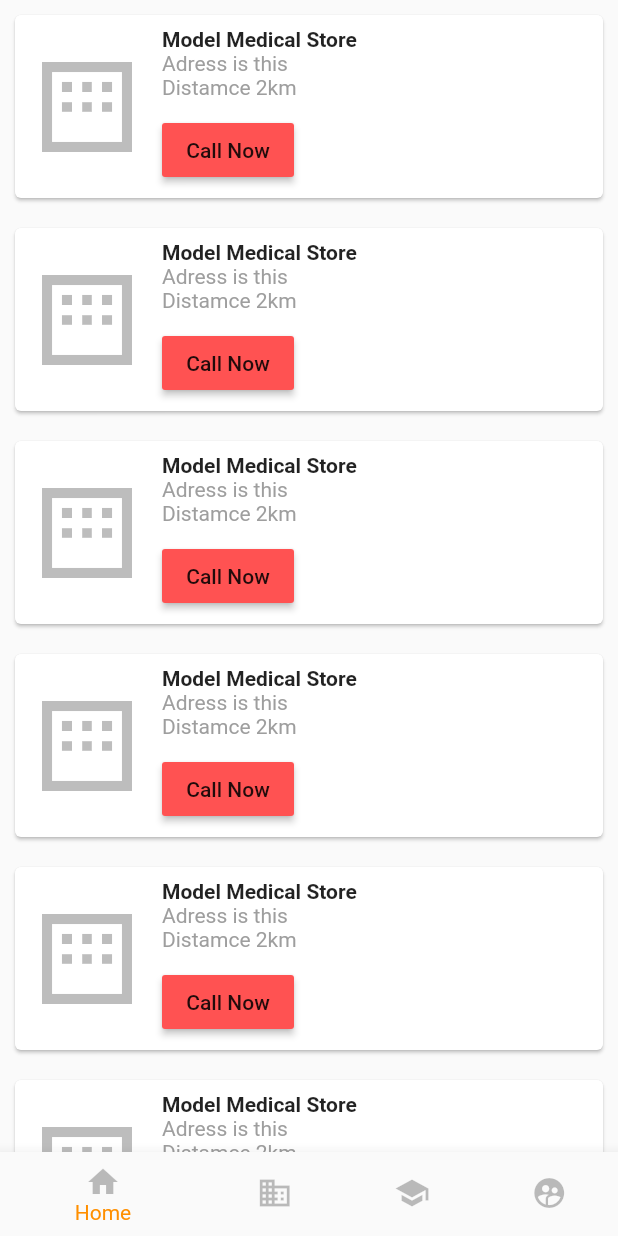
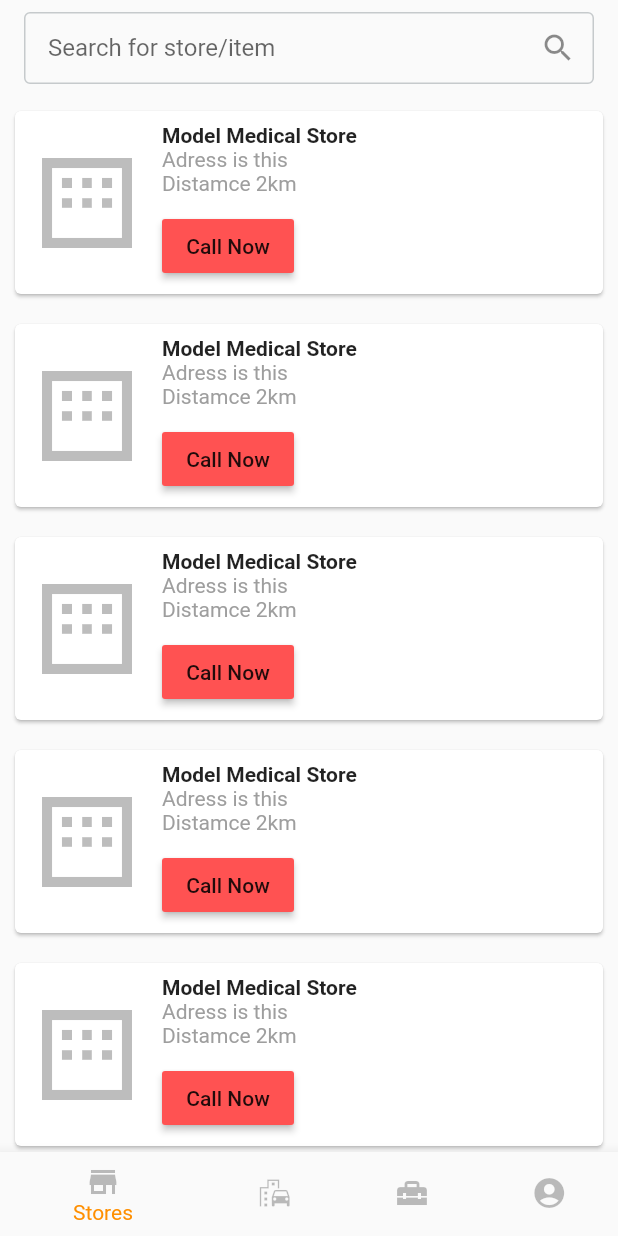
Before and after one commit to jaswanth1998/fefjwoejfnowefo, a Flutter app: the screen it shows after launch, on a phone screen of 412 x 824 dp. Run offline on Flutter 3.47's test engine with Material 2 defaults, Android fonts, the phone set to English and light mode, and no system bars.

Commit message:
imtial search

```diff
--- a/lib/screens/home/home.dart
+++ b/lib/screens/home/home.dart
@@ -23,6 +23,7 @@ class _HomeState extends State<Home> {
       'Index 0: Home',
       style: optionStyle,
     ),
+    StoreView(),
     Text(
       'Index 1: Business',
       style: optionStyle,
@@ -41,25 +42,25 @@ class _HomeState extends State<Home> {
         items: <BottomNavigationBarItem>[
           BottomNavigationBarItem(
             icon: Icon(
-              Icons.home,
+              Icons.store,
               color: Colors.black26,
             ),
-            label: 'Home',
+            label: 'Stores',
           ),
           BottomNavigationBarItem(
             icon: Icon(
-              Icons.business,
+              Icons.emoji_transportation,
               color: Colors.black26,
             ),
-            label: 'Business',
+            label: 'Vehicle',
           ),
           BottomNavigationBarItem(
-            icon: Icon(Icons.school, color: Colors.black26),
-            label: 'no issus',
+            icon: Icon(Icons.home_repair_service, color: Colors.black26),
+            label: 'Services',
           ),
           BottomNavigationBarItem(
             icon: Icon(
-              Icons.supervised_user_circle,
+              Icons.account_circle,
               color: Colors.black26,
             ),
             label: "Profile",
--- a/lib/screens/stores/StoreView.dart
+++ b/lib/screens/stores/StoreView.dart
@@ -9,6 +9,40 @@ class StoreView extends StatefulWidget {
 class _StoreViewState extends State<StoreView> {
   @override
   Widget build(BuildContext context) {
-    return ListOfStore();
+    return Column(
+      children: [
+        Padding(
+          padding: const EdgeInsets.symmetric(vertical: 8, horizontal: 16),
+          child: TextField(
+            // controller: controller,
+            // focusNode: focusNode,
+            style: TextStyle(fontSize: 16, color: Colors.grey[600]),
+            decoration: InputDecoration(
+              enabledBorder: const OutlineInputBorder(
+                borderSide: BorderSide(
+                  color: Color(0x4437474F),
+                ),
+              ),
+              focusedBorder: OutlineInputBorder(
+                borderSide: BorderSide(color: Theme.of(context).primaryColor),
+              ),
+              suffixIcon: Icon(Icons.search),
+              border: InputBorder.none,
+              hintText: "Search for store/item",
+              contentPadding: const EdgeInsets.only(
+                left: 16,
+                right: 20,
+                top: 14,
+                bottom: 14,
+              ),
+            ),
+          ),
+        ),
+        Expanded(
+          child: ListOfStore(),
+        )
+      ],
+    );
+    ;
   }
 }
```
